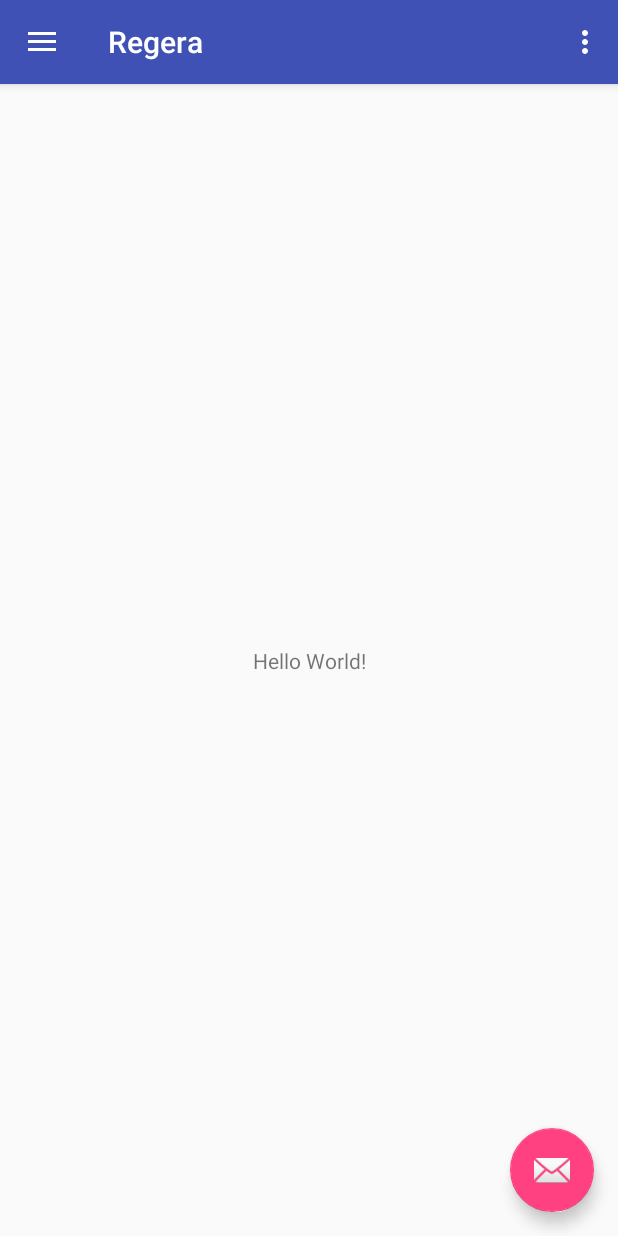
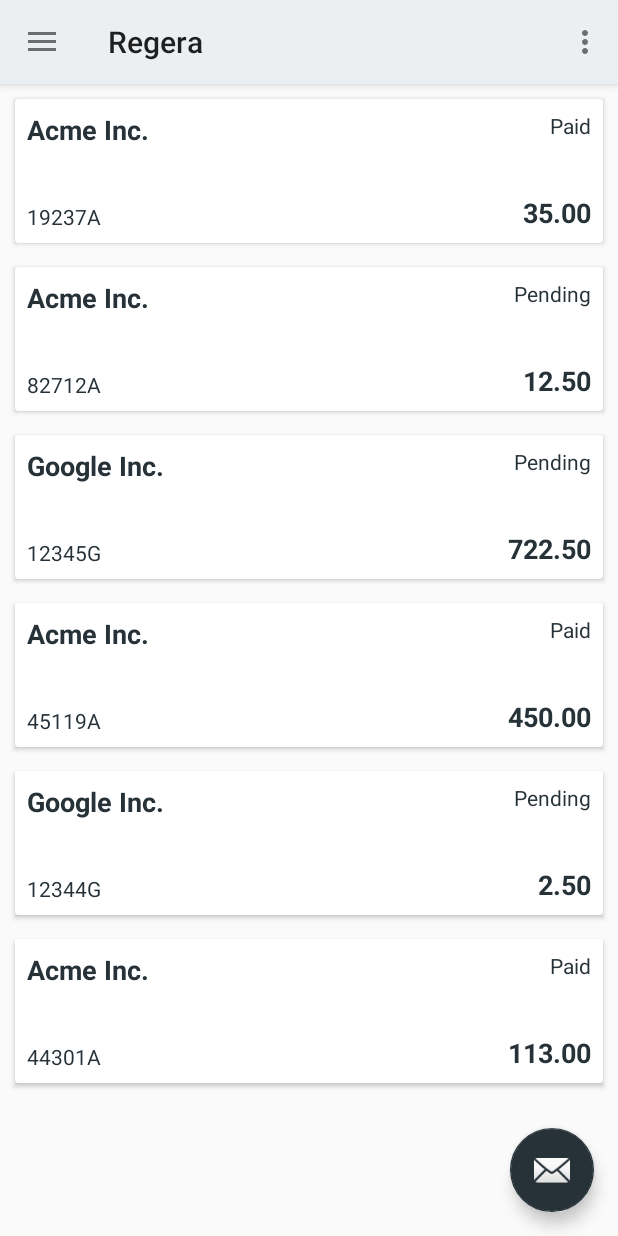
Before and after one commit to ffazil/Regera, an Android app: the screen it shows after launch (TodoActivity), on a phone screen of 412 x 824 dp. Run offline under Robolectric (Android 15) with nearby library versions, the phone set to English and light mode, and no system bars; our stand-ins replace Room's generated code.

Commit message:
Add the RecyclerView for the invoices list.

```diff
--- /dev/null
+++ b/app/src/main/java/com/tracebucket/regera/Invoice.kt
@@ -0,0 +1,31 @@
+package com.tracebucket.regera
+
+import android.arch.persistence.room.ColumnInfo
+import android.arch.persistence.room.Entity
+import android.arch.persistence.room.PrimaryKey
+import android.arch.persistence.room.Relation
+
+/**
+ * Created by nithinpb on 9/28/17.
+ */
+@Entity(tableName = "invoice")
+data class Invoice(
+        @ColumnInfo(name = "amount")
+        var amount: String,
+        @ColumnInfo(name = "merchant_name")
+        var merchant: String,
+        @ColumnInfo(name = "reference_id")
+        var referenceId: String,
+        @ColumnInfo(name = "invoice_date")
+        var invoiceDate: String,
+        @ColumnInfo(name = "status")
+        var status: String) {
+    @PrimaryKey(autoGenerate = true)
+    var id: Int = 0
+}
+
+//    @ColumnInfo(name = "customer")
+//    lateinit var customer: Customer
+//
+//    @Relation(parentColumn = "id", entityColumn = "lineItemId")
+//    lateinit var lineItemItems: List<LineItem>
--- /dev/null
+++ b/app/src/main/java/com/tracebucket/regera/InvoiceRecyclerViewAdapter.kt
@@ -0,0 +1,45 @@
+package com.tracebucket.regera
+
+import android.support.v7.widget.RecyclerView
+import android.util.Log
+import android.view.LayoutInflater
+import android.view.View
+import android.view.ViewGroup
+import kotlinx.android.synthetic.main.invoice_item.view.*
+
+/**
+ * Created by nithinpb on 9/28/17.
+ */
+class InvoiceRecyclerViewAdapter(private var items: List<Invoice>, private var listener: onItemClickListener?)
+    : RecyclerView.Adapter<InvoiceRecyclerViewAdapter.ViewHolder>() {
+
+    override fun onBindViewHolder(holder: ViewHolder, position: Int) {
+        holder.bind(items[position], listener)
+    }
+
+    override fun getItemCount(): Int = items.size
+
+    override fun onCreateViewHolder(parent: ViewGroup, viewType: Int): ViewHolder {
+        val v = LayoutInflater.from(parent.context).inflate(R.layout.invoice_item, parent, false)
+        return ViewHolder(v)
+    }
+
+    public interface onItemClickListener {
+        fun onItemClick(position: Int)
+    }
+
+    class ViewHolder(view: View): RecyclerView.ViewHolder(view) {
+        fun bind(invoice: Invoice, listener: onItemClickListener?) {
+            with(itemView) {
+                amount.text = invoice.amount
+                merchant.text = invoice.merchant
+                invoice_reference.text = invoice.referenceId
+                status.text = invoice.status
+            }
+
+            if(listener != null) {
+                itemView.setOnClickListener({_ -> listener.onItemClick(layoutPosition)})
+            }
+        }
+    }
+}
--- a/app/src/main/java/com/tracebucket/regera/Task.kt
+++ b/app/src/main/java/com/tracebucket/regera/Task.kt
@@ -1,6 +1,7 @@
 package com.tracebucket.regera
 
 import android.arch.persistence.room.Entity
+import android.arch.persistence.room.Ignore
 import android.arch.persistence.room.PrimaryKey
 
 /**
@@ -12,6 +13,7 @@ class Task() {
     var description: String = ""
     var completed: Boolean = false
 
+    @Ignore
     constructor(description: String, completed: Boolean = false): this() {
         this.description = description
         this.completed = completed
--- a/app/src/main/java/com/tracebucket/regera/TodoActivity.kt
+++ b/app/src/main/java/com/tracebucket/regera/TodoActivity.kt
@@ -6,10 +6,13 @@ import android.support.design.widget.NavigationView
 import android.support.v4.view.GravityCompat
 import android.support.v7.app.ActionBarDrawerToggle
 import android.support.v7.app.AppCompatActivity
+import android.util.Log
 import android.view.Menu
 import android.view.MenuItem
+import android.widget.Toast
 import kotlinx.android.synthetic.main.activity_todo.*
 import kotlinx.android.synthetic.main.app_bar_todo.*
+import kotlinx.android.synthetic.main.content_todo.*
 
 class TodoActivity : AppCompatActivity(), NavigationView.OnNavigationItemSelectedListener {
 
@@ -29,6 +32,20 @@ class TodoActivity : AppCompatActivity(), NavigationView.OnNavigationItemSelecte
         toggle.syncState()
 
         nav_view.setNavigationItemSelectedListener(this)
+        val invoices = mutableListOf<Invoice>(
+                Invoice("35.00", "Acme Inc.", "19237A", "28-Sep-2017", "Paid"),
+                Invoice("12.50", "Acme Inc.", "82712A", "27-Sep-2017", "Pending"),
+                Invoice("722.50", "Google Inc.", "12345G", "12-Sep-2017", "Pending"),
+                Invoice("450.00", "Acme Inc.", "45119A", "11-Aug-2017", "Paid"),
+                Invoice("2.50", "Google Inc.", "12344G", "12-Jul-2017", "Pending"),
+                Invoice("113.00", "Acme Inc.", "44301A", "07-Jul-2017", "Paid"))
+
+        recycler_invoices.adapter = InvoiceRecyclerViewAdapter(invoices,
+                object: InvoiceRecyclerViewAdapter.onItemClickListener {
+                    override fun onItemClick(position: Int) {
+                        Toast.makeText(applicationContext, "Hello", Toast.LENGTH_LONG).show()
+                    }
+        })
     }
 
     override fun onBackPressed() {
--- a/app/src/main/res/layout/content_todo.xml
+++ b/app/src/main/res/layout/content_todo.xml
@@ -8,13 +8,14 @@
     tools:context="com.tracebucket.regera.TodoActivity"
     tools:showIn="@layout/app_bar_todo">
 
-    <TextView
-        android:layout_width="wrap_content"
+    <android.support.v7.widget.RecyclerView
+        android:id="@+id/recycler_invoices"
+        android:layout_width="match_parent"
         android:layout_height="wrap_content"
-        android:text="Hello World!"
-        app:layout_constraintBottom_toBottomOf="parent"
-        app:layout_constraintLeft_toLeftOf="parent"
-        app:layout_constraintRight_toRightOf="parent"
-        app:layout_constraintTop_toTopOf="parent" />
+        android:clipToPadding="false"
+        android:padding="2dp"
+        app:spanCount="1"
+        app:layoutManager="LinearLayoutManager"
+        tools:listitem="@layout/invoice_item" />
 
 </android.support.constraint.ConstraintLayout>
--- /dev/null
+++ b/app/src/main/res/layout/invoice_item.xml
@@ -0,0 +1,70 @@
+<?xml version="1.0" encoding="utf-8"?>
+
+<android.support.v7.widget.CardView xmlns:android="http://schemas.android.com/apk/res/android"
+    xmlns:app="http://schemas.android.com/apk/res-auto"
+    xmlns:tools="http://schemas.android.com/tools"
+    android:layout_width="match_parent"
+    android:layout_height="96dp"
+    android:layout_margin="8dp"
+    app:cardBackgroundColor="@color/cardview_light_background">
+
+    <android.support.constraint.ConstraintLayout
+        android:layout_width="match_parent"
+        android:layout_height="match_parent"
+        android:orientation="vertical">
+
+        <TextView
+            android:id="@+id/amount"
+            android:layout_width="wrap_content"
+            android:layout_height="wrap_content"
+            android:layout_marginBottom="8dp"
+            android:layout_marginEnd="8dp"
+            android:elevation="0dp"
+            android:text="TextView"
+            android:textColor="@color/colorAccent"
+            android:textSize="18sp"
+            android:textStyle="bold"
+            android:typeface="normal"
+            app:layout_constraintBottom_toBottomOf="parent"
+            app:layout_constraintEnd_toEndOf="parent"
+            tools:text="$ 35.00" />
+
+        <TextView
+            android:id="@+id/merchant"
+            android:layout_width="wrap_content"
+            android:layout_height="wrap_content"
+            android:layout_marginStart="8dp"
+            android:layout_marginTop="8dp"
+            android:text="TextView"
+            android:textColor="@color/colorAccent"
+            android:textSize="18sp"
+            android:textStyle="bold"
+            app:layout_constraintStart_toStartOf="parent"
+            app:layout_constraintTop_toTopOf="parent"
+            tools:text="Acme Inc." />
+
+        <TextView
+            android:id="@+id/invoice_reference"
+            android:layout_width="wrap_content"
+            android:layout_height="wrap_content"
+            android:layout_marginBottom="8dp"
+            android:layout_marginStart="8dp"
+            android:text="TextView"
+            android:textColor="@color/colorAccent"
+            app:layout_constraintBottom_toBottomOf="parent"
+            app:layout_constraintStart_toStartOf="parent"
+            tools:text="Invoice: I30112-J12" />
+
+        <TextView
+            android:id="@+id/status"
+            android:layout_width="wrap_content"
+            android:layout_height="wrap_content"
+            android:layout_marginEnd="8dp"
+            android:layout_marginTop="8dp"
+            android:text="TextView"
+            android:textColor="@color/colorAccent"
+            app:layout_constraintEnd_toEndOf="parent"
+            app:layout_constraintTop_toTopOf="parent"
+            tools:text="Paid" />
+    </android.support.constraint.ConstraintLayout>
+</android.support.v7.widget.CardView>
--- a/app/src/main/res/values/colors.xml
+++ b/app/src/main/res/values/colors.xml
@@ -1,6 +1,6 @@
 <?xml version="1.0" encoding="utf-8"?>
 <resources>
-    <color name="colorPrimary">#3F51B5</color>
-    <color name="colorPrimaryDark">#303F9F</color>
-    <color name="colorAccent">#FF4081</color>
+    <color name="colorPrimary">#ECEFF1</color>
+    <color name="colorPrimaryDark">#B0BEC5</color>
+    <color name="colorAccent">#263238</color>
 </resources>
--- a/app/src/main/res/values/strings.xml
+++ b/app/src/main/res/values/strings.xml
@@ -1,6 +1,4 @@
 <resources>
-    <string name="app_name">Regera</string>
-
     <string name="navigation_drawer_open">Open navigation drawer</string>
     <string name="navigation_drawer_close">Close navigation drawer</string>
 
--- a/app/src/main/res/values/styles.xml
+++ b/app/src/main/res/values/styles.xml
@@ -1,7 +1,7 @@
 <resources>
 
     <!-- Base application theme. -->
-    <style name="AppTheme" parent="Theme.AppCompat.Light.DarkActionBar">
+    <style name="AppTheme" parent="Theme.AppCompat.Light">
         <!-- Customize your theme here. -->
         <item name="colorPrimary">@color/colorPrimary</item>
         <item name="colorPrimaryDark">@color/colorPrimaryDark</item>
@@ -13,7 +13,7 @@
         <item name="windowNoTitle">true</item>
     </style>
 
-    <style name="AppTheme.AppBarOverlay" parent="ThemeOverlay.AppCompat.Dark.ActionBar" />
+    <style name="AppTheme.AppBarOverlay" parent="ThemeOverlay.AppCompat.Light" />
 
     <style name="AppTheme.PopupOverlay" parent="ThemeOverlay.AppCompat.Light" />
 
```
Also changed, not shown: app/build.gradle (+37 -5 lines), app/src/main/java/com/tracebucket/regera/AppDatabase.kt (added, +31 -0 lines), app/src/main/java/com/tracebucket/regera/Customer.kt (added, +23 -0 lines), app/src/main/java/com/tracebucket/regera/FlashStore.kt (deleted, +0 -29 lines), app/src/main/java/com/tracebucket/regera/InvoiceRepository.kt (added, +28 -0 lines), app/src/main/java/com/tracebucket/regera/LineItem.kt (added, +18 -0 lines), 1 other file.
